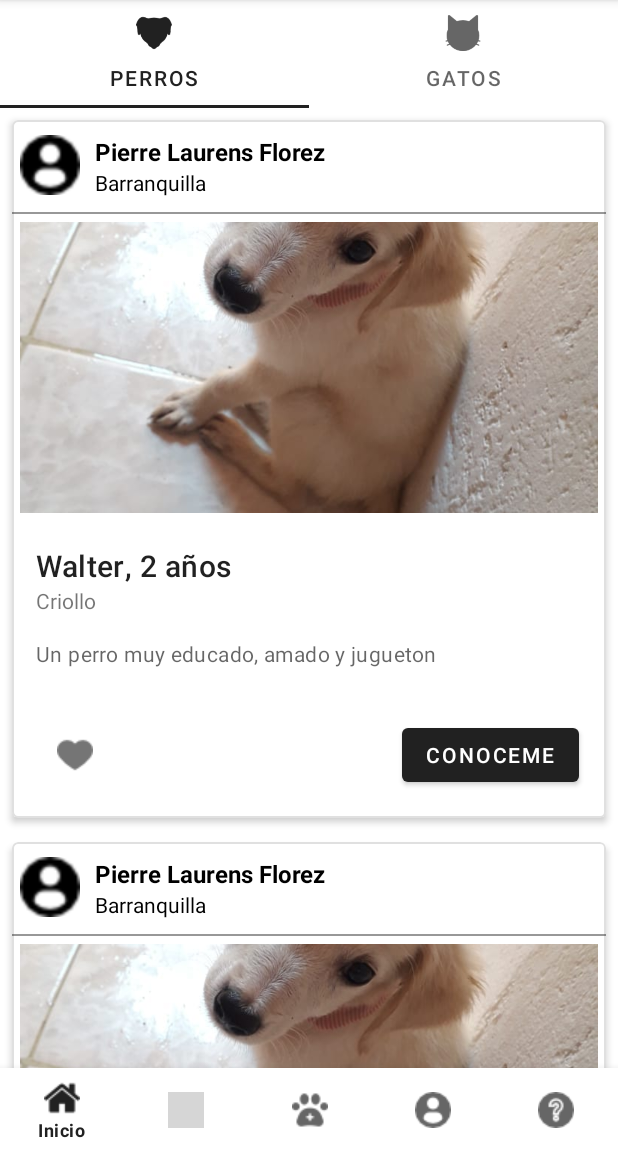
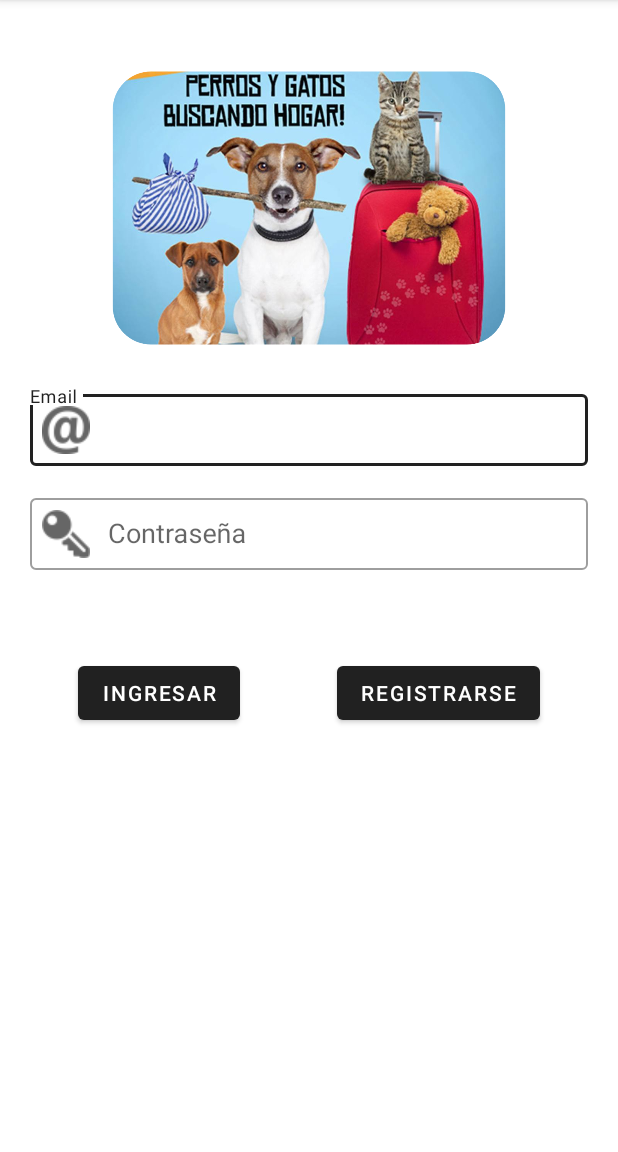
Before and after one commit to GhostHunter13/BuscandoHogar, an Android app: the screen it shows after launch (PrincipalActivity before the commit, MainActivity after it), after a tap on "INGRESAR", on a phone screen of 412 x 824 dp, the part 84-1236 px from its top. Run offline under Robolectric (Android 15) with nearby library versions, the phone set to English and light mode, and no system bars; our stand-ins replace Firebase (no records; nobody signed in at launch, a user with empty details on screens opened directly); grey boxes are pictures that could not be loaded.

Commit message:
Creo funcionalidad login. Validacion Login user

```diff
--- a/app/src/main/java/com/example/buscandohogar/MainActivity.java
+++ b/app/src/main/java/com/example/buscandohogar/MainActivity.java
@@ -24,11 +24,20 @@ import com.example.buscandohogar.Database.DBHelper;
 import com.example.buscandohogar.Database.DBManager;
 import com.example.buscandohogar.classes.Animal;
 import com.example.buscandohogar.classes.User;
+import com.google.android.gms.tasks.OnCompleteListener;
 import com.google.android.gms.tasks.OnFailureListener;
 import com.google.android.gms.tasks.OnSuccessListener;
+import com.google.android.gms.tasks.Task;
 import com.google.android.material.textfield.TextInputLayout;
 import com.google.firebase.auth.FirebaseAuth;
 import com.google.firebase.auth.FirebaseUser;
+import com.google.firebase.firestore.CollectionReference;
+import com.google.firebase.firestore.DocumentReference;
+import com.google.firebase.firestore.DocumentSnapshot;
+import com.google.firebase.firestore.FirebaseFirestore;
+import com.google.firebase.firestore.Query;
+import com.google.firebase.firestore.QueryDocumentSnapshot;
+import com.google.firebase.firestore.QuerySnapshot;
 import com.google.firebase.storage.FirebaseStorage;
 import com.google.firebase.storage.StorageReference;
 
@@ -42,10 +51,15 @@ public class MainActivity extends AppCompatActivity {
     private ImageView imageViewLogo;
     private TextInputLayout email,contraseña;
     private DBManager dbManager;
+    private DocumentReference cR;
+    private FirebaseFirestore firebaseFirestore;
+    private CollectionReference usuarios;
+    private CollectionReference animales;
+    private CollectionReference solicitudes;
 
     public static final String TAG = "MainActivity";
+    public static final String TAG_QUERY = "Firestore";
     public static final String DATA_USER = "DatosUsuario";
-
 
 
 
@@ -65,17 +79,10 @@ public class MainActivity extends AppCompatActivity {
         imageViewLogo = findViewById(R.id.imgcircular);
         email = findViewById(R.id.txtEmail);
         contraseña = findViewById(R.id.txtContraseña);
+        firebaseFirestore = FirebaseFirestore.getInstance();
+        usuarios = firebaseFirestore.collection("users");
 
-
-//        DBHelper db = DBHelper.getInstance(this);
-//
-//        SQLiteDatabase sqdb = db.getWritableDatabase();
-//        User u = new User("Joaco", "123", "Guillen", "prueba@gmaill.com", "Calle 12 # 34 - 45", 321, "Barranquilla");
-//        ContentValues cValuesUser = u.getContentValues(u);
-//
-//        sqdb.insert("usuarios", null, cValuesUser);
-//        sqdb.close();
-
+        //Se usa para registrar datos.
         btnRegistrarse.setOnClickListener(new View.OnClickListener() {
             @Override
             public void onClick(View view) {
@@ -84,28 +91,36 @@ public class MainActivity extends AppCompatActivity {
             }
         });
 
+        //Metodo usado para iniciar sesion
         btnLogin.setOnClickListener(new View.OnClickListener() {
             @Override
             public void onClick(View view) {
 
-                String user = email.getEditText().getText().toString();
-                String pass = contraseña.getEditText().getText().toString();
-                Intent goPrincipal = new Intent(MainActivity.this, PrincipalActivity.class);
-                startActivity(goPrincipal);
+                final String user = email.getEditText().getText().toString();
+                final String pass = contraseña.getEditText().getText().toString();
+                final Query checkIfExistUser = usuarios.whereEqualTo("email", user);
+                checkIfExistUser.get().addOnSuccessListener(new OnSuccessListener<QuerySnapshot>() {
+                    @Override
+                    public void onSuccess(QuerySnapshot queryDocumentSnapshots) {
+                        if( !queryDocumentSnapshots.isEmpty() ){
+                            for( DocumentSnapshot document : queryDocumentSnapshots.getDocuments() ){
+                                Log.d(TAG, "Hola, hemos encontrato el correo "+ document.get("email") + " contraseña: "+ document.get("password") + " ");
+                                if( pass.equals(document.get("password")) ){
+                                    Toast.makeText(MainActivity.this, "Hola "+ document.get("name") + ", Bienvenido a Buscando un Hogar.", Toast.LENGTH_SHORT).show();
+                                    Intent goPrincipal = new Intent(MainActivity.this, PrincipalActivity.class);
+                                    startActivity(goPrincipal);
+                                } else {
+                                    Toast.makeText(MainActivity.this, "La contraseña es incorrecta, intenta nuevamente.", Toast.LENGTH_SHORT).show();
+                                }
+                            }
+                        } else {
+                            Log.d(TAG, "No se encontró el usuario");
+                            Toast.makeText(MainActivity.this, "No hemos encontrado un usuario con ese email. Registrate primero.", Toast.LENGTH_SHORT).show();
+                        }
 
-//                if( user.isEmpty() || pass.isEmpty() ){
-//                    Toast.makeText(MainActivity.this, "Ingrese los datos por favor.", Toast.LENGTH_SHORT).show();
-//                } else {
-//                    User userLogin = dbManager.checkUserExist(user,pass);
-//
-//                    if( userLogin.getEmail() != null ){
-//                        Toast.makeText(MainActivity.this, "Bienvenido "+ userLogin.getName() + "", Toast.LENGTH_SHORT).show();
-//                        Intent goPrincipal = new Intent(MainActivity.this, PrincipalActivity.class);
-//                        startActivity(goPrincipal);
-//                    } else {
-//                        Toast.makeText(MainActivity.this, "Los datos de inicio de sesion son incorrectos/no se encuentra registrado", Toast.LENGTH_SHORT).show();
-//                    }
-//                }
+                    }
+                });
+
             }
         });
     }
--- a/app/src/main/java/com/example/buscandohogar/classes/Animal.java
+++ b/app/src/main/java/com/example/buscandohogar/classes/Animal.java
@@ -34,12 +34,12 @@ public class Animal {
     //Method for create random animals
     public List<Animal> createRandomDogs(){
         List<Animal> animales = new ArrayList<>();
-        animales.add(new Animal("Perro", "Walter", 2, "Criollo" , "Un perro muy educado, amado y jugueton" ,R.drawable.perro_modelo ));
+        animales.add(new Animal("Perro", "Walter", 2, "Criollo" , "Un perro muy educado, amado y jugueton" ,R.drawable.rotweillermodelo ));
         animales.add(new Animal("Perro","Pugstavo", 2,"Criollo" , "Un perro muy educado, amado y jugueton" , R.drawable.perro_modelo ));
         animales.add(new Animal("Perro","Timoteo", 1, "Criollo" , "Un perro muy educado, amado y jugueton" ,R.drawable.perro_modelo ));
-        animales.add(new Animal("Perro","Kira", 3, "Criollo" , "Un perro muy educado, amado y jugueton" ,R.drawable.perro_modelo ));
+        animales.add(new Animal("Perro","Kira", 3, "Criollo" , "Un perro muy educado, amado y jugueton" ,R.drawable.rotweillermodelo ));
         animales.add(new Animal("Perro","Kassandra", 6, "Criollo" , "Un perro muy educado, amado y jugueton" , R.drawable.perro_modelo ));
-        animales.add(new Animal("Perro","Osito", 7, "Criollo" , "Un perro muy educado, amado y jugueton" ,R.drawable.perro_modelo ));
+        animales.add(new Animal("Perro","Osito", 7, "Criollo" , "Un perro muy educado, amado y jugueton" ,R.drawable.rotweillermodelo ));
 
         return animales;
     }
```
Also changed, not shown: app/src/main/java/com/example/buscandohogar/RegistrarDatosActivity.java (+9 -0 lines).
